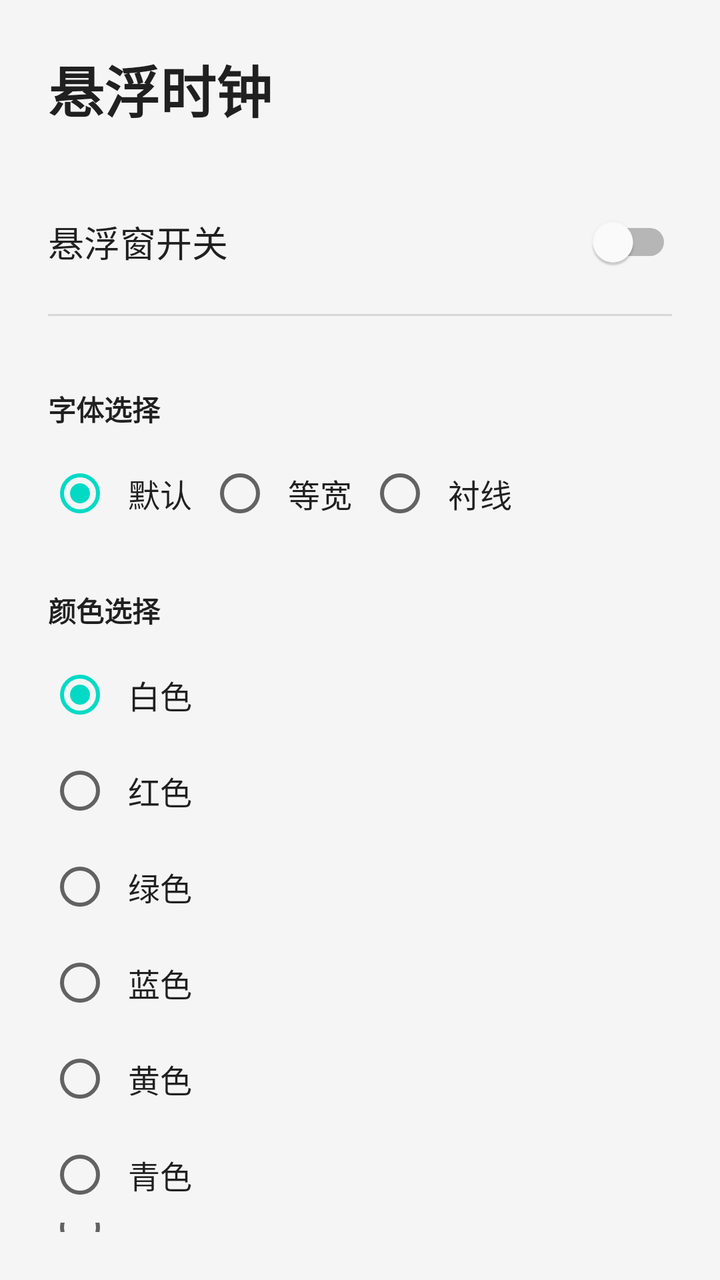
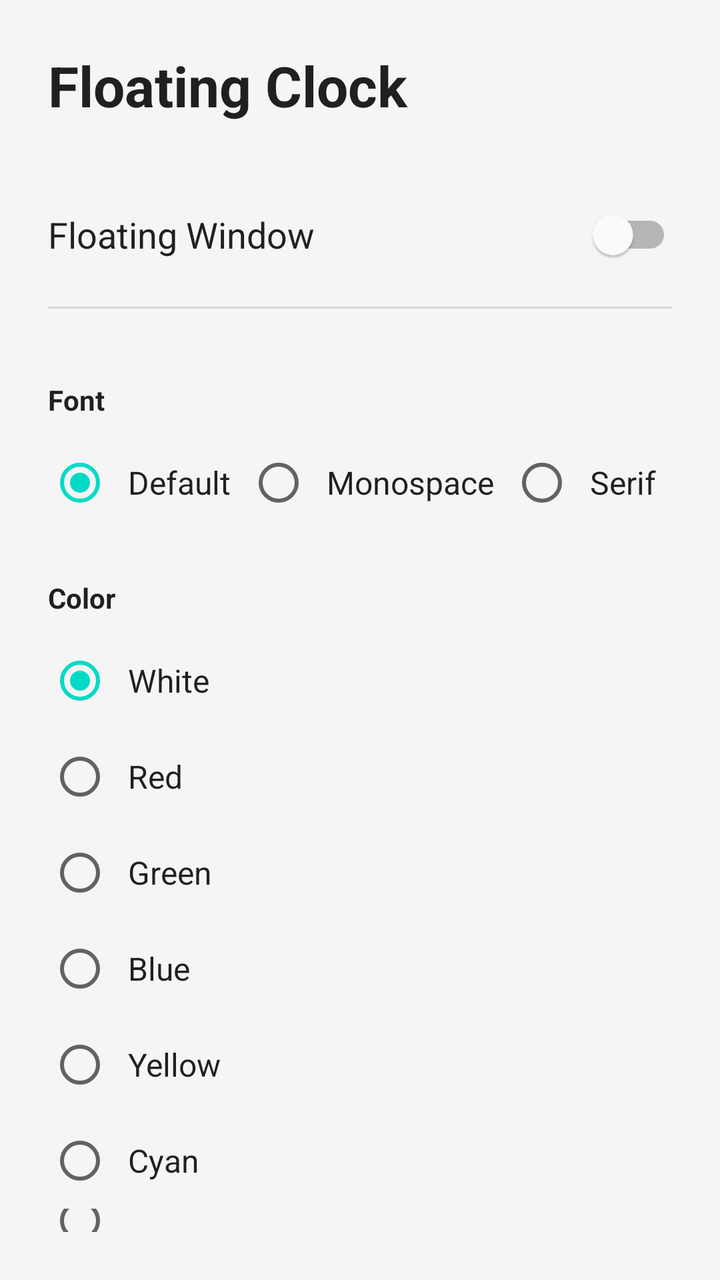

The first picture is an Android layout as it rendered before a commit; the second is the same layout after the commit. The layout source and the unified diff follow.
<!-- AndroidManifest.xml: application theme Theme.FloatingClock -->
<!-- res/layout/activity_main.xml -->
<?xml version="1.0" encoding="utf-8"?>
<LinearLayout xmlns:android="http://schemas.android.com/apk/res/android"
    android:layout_width="match_parent"
    android:layout_height="match_parent"
    android:orientation="vertical"
    android:padding="24dp"
    android:background="?android:attr/colorBackground">

    
    <TextView
        android:layout_width="match_parent"
        android:layout_height="wrap_content"
        android:text="悬浮时钟"
        android:textSize="28sp"
        android:textStyle="bold"
        android:layout_marginBottom="32dp"
        android:textColor="?android:attr/textColorPrimary" />

    
    <LinearLayout
        android:layout_width="match_parent"
        android:layout_height="wrap_content"
        android:orientation="horizontal"
        android:gravity="center_vertical">

        <TextView
            android:layout_width="wrap_content"
            android:layout_height="wrap_content"
            android:text="悬浮窗开关"
            android:textSize="18sp"
            android:textColor="?android:attr/textColorPrimary" />

        <Switch
            android:id="@+id/switchFloating"
            android:layout_width="0dp"
            android:layout_height="wrap_content"
            android:layout_weight="1"
            android:layout_gravity="end"
            style="@style/Widget.MaterialComponents.CompoundButton.Switch" />
    </LinearLayout>

    
    <View
        android:id="@+id/viewDivider"
        android:layout_width="match_parent"
        android:layout_height="1dp"
        android:layout_marginTop="12dp"
        android:layout_marginBottom="12dp"
        android:background="?android:attr/listDivider" />

    
    <TextView
        android:layout_width="match_parent"
        android:layout_height="wrap_content"
        android:text="字体选择"
        android:textSize="14sp"
        android:textStyle="bold"
        android:layout_marginTop="24dp"
        android:layout_marginBottom="8dp"
        android:textColor="?android:attr/textColorPrimary" />

    <RadioGroup
        android:id="@+id/rgFont"
        android:layout_width="match_parent"
        android:layout_height="wrap_content"
        android:orientation="horizontal">

        <RadioButton
            android:id="@+id/rbFontDefault"
            android:layout_width="wrap_content"
            android:layout_height="wrap_content"
            android:text="默认"
            android:textSize="16sp"
            android:textColor="?android:attr/textColorPrimary"
            android:padding="8dp"
            android:checked="true" />

        <RadioButton
            android:id="@+id/rbFontMonospace"
            android:layout_width="wrap_content"
            android:layout_height="wrap_content"
            android:text="等宽"
            android:textSize="16sp"
            android:textColor="?android:attr/textColorPrimary"
            android:padding="8dp" />

        <RadioButton
            android:id="@+id/rbFontSerif"
            android:layout_width="wrap_content"
            android:layout_height="wrap_content"
            android:text="衬线"
            android:textSize="16sp"
            android:textColor="?android:attr/textColorPrimary"
            android:padding="8dp" />
    </RadioGroup>

    
    <TextView
        android:layout_width="match_parent"
        android:layout_height="wrap_content"
        android:text="颜色选择"
        android:textSize="14sp"
        android:textStyle="bold"
        android:layout_marginTop="24dp"
        android:layout_marginBottom="8dp"
        android:textColor="?android:attr/textColorPrimary" />

    <RadioGroup
        android:id="@+id/rgColor"
        android:layout_width="match_parent"
        android:layout_height="wrap_content"
        android:orientation="vertical">

        <RadioButton
            android:id="@+id/rbColorWhite"
            android:layout_width="wrap_content"
            android:layout_height="wrap_content"
            android:text="白色"
            android:textSize="16sp"
            android:textColor="?android:attr/textColorPrimary"
            android:padding="8dp"
            android:checked="true" />

        <RadioButton
            android:id="@+id/rbColorRed"
            android:layout_width="wrap_content"
            android:layout_height="wrap_content"
            android:text="红色"
            android:textSize="16sp"
            android:textColor="?android:attr/textColorPrimary"
            android:padding="8dp" />

        <RadioButton
            android:id="@+id/rbColorGreen"
            android:layout_width="wrap_content"
            android:layout_height="wrap_content"
            android:text="绿色"
            android:textSize="16sp"
            android:textColor="?android:attr/textColorPrimary"
            android:padding="8dp" />

        <RadioButton
            android:id="@+id/rbColorBlue"
            android:layout_width="wrap_content"
            android:layout_height="wrap_content"
            android:text="蓝色"
            android:textSize="16sp"
            android:textColor="?android:attr/textColorPrimary"
            android:padding="8dp" />

        <RadioButton
            android:id="@+id/rbColorYellow"
            android:layout_width="wrap_content"
            android:layout_height="wrap_content"
            android:text="黄色"
            android:textSize="16sp"
            android:textColor="?android:attr/textColorPrimary"
            android:padding="8dp" />

        <RadioButton
            android:id="@+id/rbColorCyan"
            android:layout_width="wrap_content"
            android:layout_height="wrap_content"
            android:text="青色"
            android:textSize="16sp"
            android:textColor="?android:attr/textColorPrimary"
            android:padding="8dp" />

        <RadioButton
            android:id="@+id/rbColorMagenta"
            android:layout_width="wrap_content"
            android:layout_height="wrap_content"
            android:text="品红"
            android:textSize="16sp"
            android:textColor="?android:attr/textColorPrimary"
            android:padding="8dp" />
    </RadioGroup>

</LinearLayout>
<!-- resources referenced by this layout -->
<resources>
  <style name="Theme.FloatingClock" parent="Theme.MaterialComponents.DayNight.NoActionBar">
          <item name="colorPrimary">@color/primary</item>
          <item name="colorPrimaryVariant">@color/primaryVariant</item>
          <item name="colorSecondary">@color/secondary</item>
          <item name="colorOnPrimary">@color/onPrimary</item>
          <item name="colorOnSecondary">@color/onSecondary</item>
          <item name="android:colorBackground">@color/background</item>
          <item name="colorOnBackground">@color/onBackground</item>
          <item name="colorSurface">@color/surface</item>
          <item name="colorOnSurface">@color/onSurface</item>
      </style>
  <color name="primary">#FF6200EE</color>
  <color name="primaryVariant">#FF3700B3</color>
  <color name="secondary">#FF03DAC5</color>
  <color name="onPrimary">#FFFFFFFF</color>
  <color name="onSecondary">#FF000000</color>
  <color name="background">#FFF5F5F5</color>
  <color name="onBackground">#FF1C1B1F</color>
  <color name="surface">#FFFFFFFF</color>
  <color name="onSurface">#FF1C1B1F</color>
</resources>

<!-- the commit's change to res/layout/activity_main.xml (unified diff, before → after) -->
@@ -10,7 +10,7 @@
     <TextView
         android:layout_width="match_parent"
         android:layout_height="wrap_content"
-        android:text="悬浮时钟"
+        android:text="@string/app_title"
         android:textSize="28sp"
         android:textStyle="bold"
         android:layout_marginBottom="32dp"
@@ -26,7 +26,7 @@
         <TextView
             android:layout_width="wrap_content"
             android:layout_height="wrap_content"
-            android:text="悬浮窗开关"
+            android:text="@string/switch_floating_window"
             android:textSize="18sp"
             android:textColor="?android:attr/textColorPrimary" />
 
@@ -52,7 +52,7 @@
     <TextView
         android:layout_width="match_parent"
         android:layout_height="wrap_content"
-        android:text="字体选择"
+        android:text="@string/font_selection"
         android:textSize="14sp"
         android:textStyle="bold"
         android:layout_marginTop="24dp"
@@ -69,7 +69,7 @@
             android:id="@+id/rbFontDefault"
             android:layout_width="wrap_content"
             android:layout_height="wrap_content"
-            android:text="默认"
+            android:text="@string/font_default"
             android:textSize="16sp"
             android:textColor="?android:attr/textColorPrimary"
             android:padding="8dp"
@@ -79,7 +79,7 @@
             android:id="@+id/rbFontMonospace"
             android:layout_width="wrap_content"
             android:layout_height="wrap_content"
-            android:text="等宽"
+            android:text="@string/font_monospace"
             android:textSize="16sp"
             android:textColor="?android:attr/textColorPrimary"
             android:padding="8dp" />
@@ -88,7 +88,7 @@
             android:id="@+id/rbFontSerif"
             android:layout_width="wrap_content"
             android:layout_height="wrap_content"
-            android:text="衬线"
+            android:text="@string/font_serif"
             android:textSize="16sp"
             android:textColor="?android:attr/textColorPrimary"
             android:padding="8dp" />
@@ -98,7 +98,7 @@
     <TextView
         android:layout_width="match_parent"
         android:layout_height="wrap_content"
-        android:text="颜色选择"
+        android:text="@string/color_selection"
         android:textSize="14sp"
         android:textStyle="bold"
         android:layout_marginTop="24dp"
@@ -115,7 +115,7 @@
             android:id="@+id/rbColorWhite"
             android:layout_width="wrap_content"
             android:layout_height="wrap_content"
-            android:text="白色"
+            android:text="@string/color_white"
             android:textSize="16sp"
             android:textColor="?android:attr/textColorPrimary"
             android:padding="8dp"
@@ -125,7 +125,7 @@
             android:id="@+id/rbColorRed"
             android:layout_width="wrap_content"
             android:layout_height="wrap_content"
-            android:text="红色"
+            android:text="@string/color_red"
             android:textSize="16sp"
             android:textColor="?android:attr/textColorPrimary"
             android:padding="8dp" />
@@ -134,7 +134,7 @@
             android:id="@+id/rbColorGreen"
             android:layout_width="wrap_content"
             android:layout_height="wrap_content"
-            android:text="绿色"
+            android:text="@string/color_green"
             android:textSize="16sp"
             android:textColor="?android:attr/textColorPrimary"
             android:padding="8dp" />
@@ -143,7 +143,7 @@
             android:id="@+id/rbColorBlue"
             android:layout_width="wrap_content"
             android:layout_height="wrap_content"
-            android:text="蓝色"
+            android:text="@string/color_blue"
             android:textSize="16sp"
             android:textColor="?android:attr/textColorPrimary"
             android:padding="8dp" />
@@ -152,7 +152,7 @@
             android:id="@+id/rbColorYellow"
             android:layout_width="wrap_content"
             android:layout_height="wrap_content"
-            android:text="黄色"
+            android:text="@string/color_yellow"
             android:textSize="16sp"
             android:textColor="?android:attr/textColorPrimary"
             android:padding="8dp" />
@@ -161,7 +161,7 @@
             android:id="@+id/rbColorCyan"
             android:layout_width="wrap_content"
             android:layout_height="wrap_content"
-            android:text="青色"
+            android:text="@string/color_cyan"
             android:textSize="16sp"
             android:textColor="?android:attr/textColorPrimary"
             android:padding="8dp" />
@@ -170,7 +170,7 @@
             android:id="@+id/rbColorMagenta"
             android:layout_width="wrap_content"
             android:layout_height="wrap_content"
-            android:text="品红"
+            android:text="@string/color_magenta"
             android:textSize="16sp"
             android:textColor="?android:attr/textColorPrimary"
             android:padding="8dp" />
<!-- resource entries referenced after the edit -->
@@ -1,5 +1,19 @@
 <!-- resources referenced by this layout -->
 <resources>
+  <string name="app_title">Floating Clock</string>
+  <string name="color_blue">Blue</string>
+  <string name="color_cyan">Cyan</string>
+  <string name="color_green">Green</string>
+  <string name="color_magenta">Magenta</string>
+  <string name="color_red">Red</string>
+  <string name="color_selection">Color</string>
+  <string name="color_white">White</string>
+  <string name="color_yellow">Yellow</string>
+  <string name="font_default">Default</string>
+  <string name="font_monospace">Monospace</string>
+  <string name="font_selection">Font</string>
+  <string name="font_serif">Serif</string>
+  <string name="switch_floating_window">Floating Window</string>
   <style name="Theme.FloatingClock" parent="Theme.MaterialComponents.DayNight.NoActionBar">
           <item name="colorPrimary">@color/primary</item>
           <item name="colorPrimaryVariant">@color/primaryVariant</item>
